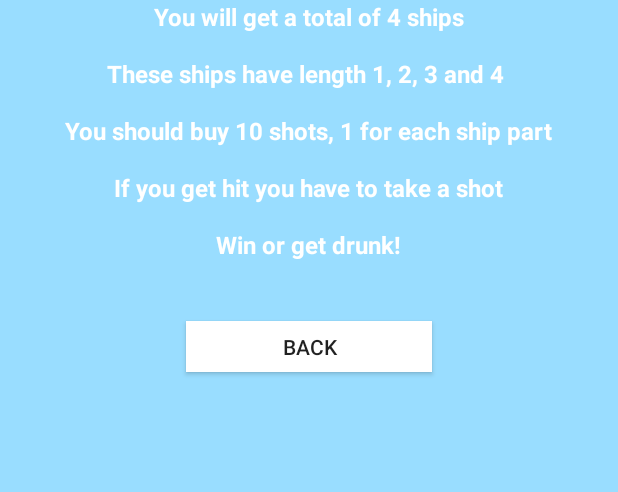
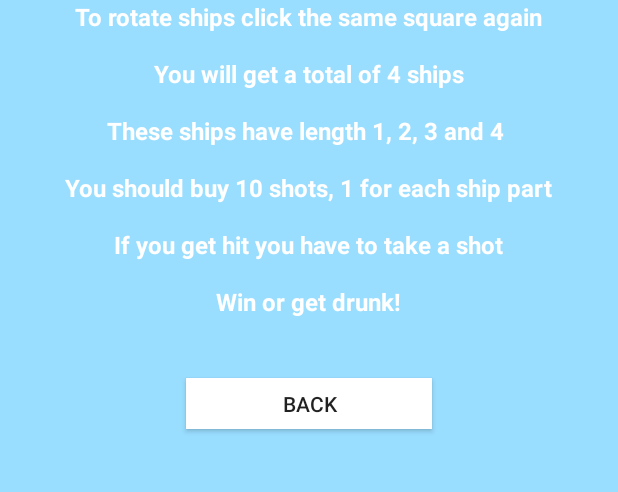
Before and after one commit to MarcBrejner/Battleshots, an Android app: the gameRulesActivity screen opened directly, with no data from a screen before it, on a phone screen of 412 x 824 dp, the part 308-800 px from its top. Run offline under Robolectric (Android 15) with nearby library versions, the phone set to English and light mode, and no system bars.

Commit message:
Added explanation to rotate ships in rules

```diff
--- a/app/src/main/res/layout/battle_shots_rules.xml
+++ b/app/src/main/res/layout/battle_shots_rules.xml
@@ -26,6 +26,17 @@
                 android:layout_centerInParent="true"
                 android:src="@mipmap/splashscreen"
                 android:layout_gravity="center_horizontal"/>
+
+    <TextView
+            android:layout_width="wrap_content"
+            android:layout_height="wrap_content"
+            android:layout_centerHorizontal="true"
+            android:text="To rotate ships click the same square again"
+            android:textSize="16dp"
+            android:textColor="@color/white"
+            android:layout_marginBottom="16dp"
+            android:layout_gravity="center_horizontal"
+            android:textStyle="bold"/>
 
             <TextView
                     android:layout_width="wrap_content"
```
